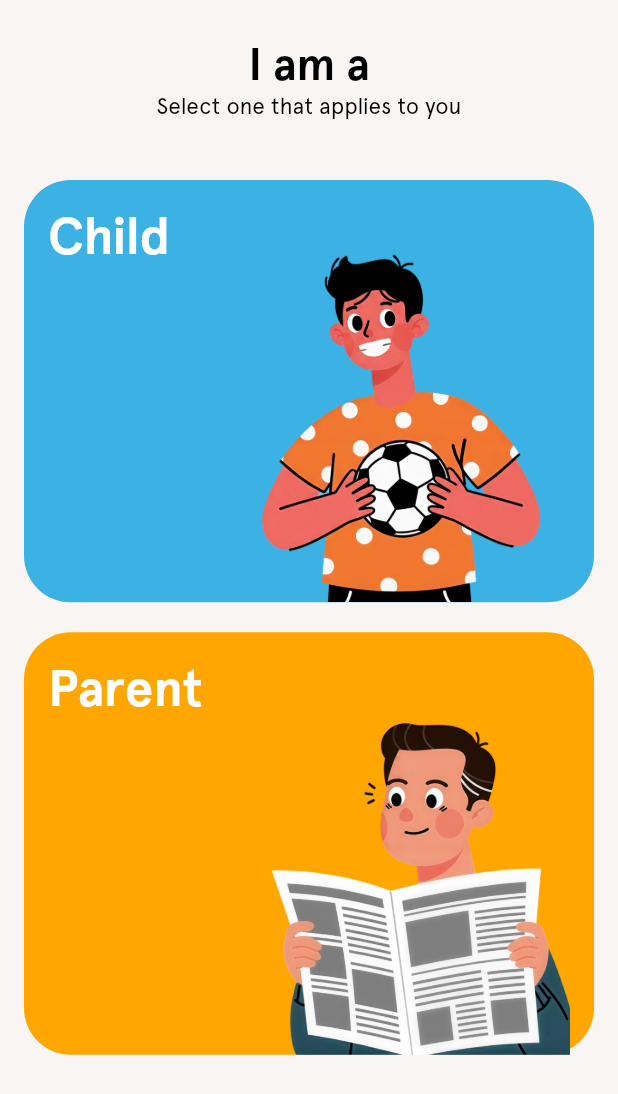
After one commit to Codes-of-NazmuL/practice, a Flutter app: the RoleSectionScreeen screen opened by its route, on a phone screen of 412 x 824 dp. The commit adds this screen. Shown: the top 1094 px of the screen. Run offline on Flutter 3.47's test engine with Material 3 defaults, Android fonts, the phone set to English and light mode, and no system bars; drawn by our look-alikes of auto_animated; our stand-ins replace cached_network_image, dio, flutter_screenutil, flutter_svg, get, get_it and 3 more; missing offline and left inert: dotlottie_loader; accounts and stored records are empty.

Commit message:
-UI practice

```diff
--- a/lib/constants/text_font_style.dart
+++ b/lib/constants/text_font_style.dart
@@ -18,10 +18,28 @@ class TextFontStyle {
     fontSize: 20.sp,
     fontWeight: FontWeight.w400,
   );
-    static final text16cFFFFFFw700ApercuPro = TextStyle(
+  static final text16cFFFFFFw700ApercuPro = TextStyle(
     fontFamily: "Apercu Pro",
     color: AppColors.secondaryColor,
     fontSize: 16.sp,
     fontWeight: FontWeight.w400,
   );
+  static final text36cFFFFFFw700ApercuPro = TextStyle(
+    fontFamily: "Apercu Pro",
+    color: AppColors.secondaryColor,
+    fontSize: 36.sp,
+    fontWeight: FontWeight.w700,
+  );
+  static final text32c000000w700ApercuPro = TextStyle(
+    fontFamily: "Apercu Pro",
+    color: AppColors.c000000,
+    fontSize: 32.sp,
+    fontWeight: FontWeight.w700,
+  );
+  static final text16c000000w400ApercuPro = TextStyle(
+    fontFamily: "Apercu Pro",
+    color: AppColors.c000000,
+    fontSize: 16.sp,
+    fontWeight: FontWeight.w400,
+  );
 }
--- /dev/null
+++ b/lib/features/role section/presentation/role_section_screeen.dart
@@ -0,0 +1,61 @@
+import 'package:flutter/material.dart';
+import 'package:flutter/widgets.dart';
+
+import 'package:template_flutter/constants/text_font_style.dart';
+import 'package:template_flutter/features/role%20section/widgets/role_card.dart';
+import 'package:template_flutter/gen/assets.gen.dart';
+import 'package:template_flutter/gen/colors.gen.dart';
+import 'package:template_flutter/helpers/all_routes.dart';
+import 'package:template_flutter/helpers/navigation_service.dart';
+import 'package:template_flutter/helpers/ui_helpers.dart';
+
+class RoleSectionScreeen extends StatelessWidget {
+  const RoleSectionScreeen({super.key});
+
+  @override
+  Widget build(BuildContext context) {
+    return Scaffold(
+      body: SafeArea(
+        child: Center(
+          child: Padding(
+            padding: const EdgeInsets.symmetric(horizontal: 16),
+            child: Column(
+              crossAxisAlignment: CrossAxisAlignment.center,
+              children: [
+                UIHelper.verticalSpace(24),
+                Text(
+                  "I am a",
+                  style: TextFontStyle.text32c000000w700ApercuPro,
+                ),
+                Text(
+                  "Select one that applies to you",
+                  style: TextFontStyle.text16c000000w400ApercuPro,
+                ),
+                UIHelper.verticalSpace(40),
+                RoleCard(
+                    onTap: () {
+                      NavigationService.navigateTo(Routes.kidsSignupScreen);
+                    },
+                    image: Assets.images.childImage,
+                    text: "Child",
+                    backgroundColor: AppColors.c3BB1E4),
+                UIHelper.verticalSpace(20),
+                // CustomShapeWidget(
+                //   height: 100,
+                //   width: 100,
+                //   strokeWidth: 5,
+                //   strokeColor: AppColors.allPrimaryColor,
+                // ),
+                RoleCard(
+                    onTap: () {},
+                    image: Assets.images.parentImage,
+                    text: "Parent",
+                    backgroundColor: AppColors.cFFA600)
+              ],
+            ),
+          ),
+        ),
+      ),
+    );
+  }
+}
--- a/lib/features/role section/widgets/role_card.dart
+++ b/lib/features/role section/widgets/role_card.dart
@@ -1,17 +1,58 @@
+import 'package:flutter/material.dart';
 import 'package:flutter/widgets.dart';
 import 'package:flutter_screenutil/flutter_screenutil.dart';
+import 'package:template_flutter/constants/text_font_style.dart';
+import 'package:template_flutter/gen/assets.gen.dart';
 
 class RoleCard extends StatelessWidget {
-  const RoleCard({super.key});
+  final VoidCallback onTap;
+  final AssetGenImage image;
+  final String text;
+  final Color backgroundColor;
+  const RoleCard(
+      {super.key,
+      required this.image,
+      required this.text,
+      required this.backgroundColor,
+      required this.onTap});
 
   @override
   Widget build(BuildContext context) {
-    return Container(
-      height: 370.h,
-      width: double.infinity,
-      decoration: BoxDecoration(
-        color: const Color(0xFFE0E0E0),
-        borderRadius: BorderRadius.circular(33.r),
+    return InkWell(
+      onTap: () {
+        onTap();
+      },
+      child: Container(
+        height: 299.h,
+        width: double.infinity,
+        decoration: BoxDecoration(
+          color: backgroundColor,
+          borderRadius: BorderRadius.circular(33.r),
+        ),
+        child: Padding(
+          padding:
+              const EdgeInsets.only(top: 16, bottom: 0, left: 16, right: 16),
+          child: Row(
+            crossAxisAlignment: CrossAxisAlignment.start,
+            mainAxisAlignment: MainAxisAlignment.spaceBetween,
+            children: [
+              Text(
+                text,
+                style: TextFontStyle.text36cFFFFFFw700ApercuPro,
+              ),
+              Column(
+                mainAxisAlignment: MainAxisAlignment.end,
+                children: [
+                  SizedBox(
+                    height: 270.h,
+                    width: 220.w,
+                    child: image.image(fit: BoxFit.fitHeight),
+                  ),
+                ],
+              )
+            ],
+          ),
+        ),
       ),
     );
   }
--- a/lib/gen/assets.gen.dart
+++ b/lib/gen/assets.gen.dart
@@ -12,12 +12,15 @@ import 'package:flutter/widgets.dart';
 class $AssetsIconsGen {
   const $AssetsIconsGen();
 
+  /// File path: assets/icons/arrow_back.svg
+  String get arrowBack => 'assets/icons/arrow_back.svg';
+
   /// File path: assets/icons/notification_icon.png
   AssetGenImage get notificationIcon =>
       const AssetGenImage('assets/icons/notification_icon.png');
 
   /// List of all assets
-  List<AssetGenImage> get values => [notificationIcon];
+  List<dynamic> get values => [arrowBack, notificationIcon];
 }
 
 class $AssetsImagesGen {
--- a/lib/helpers/all_routes.dart
+++ b/lib/helpers/all_routes.dart
@@ -2,7 +2,9 @@
 
 import 'package:flutter/cupertino.dart';
 import 'package:flutter/foundation.dart';
+import 'package:template_flutter/features/kids%20side/auth/presentation/kids_sign_up_screen.dart';
 import 'package:template_flutter/features/onboarding/presentation/onboarding_screen.dart';
+import 'package:template_flutter/features/role%20section/presentation/role_section_screeen.dart';
 
 final class Routes {
   static final Routes _routes = Routes._internal();
@@ -10,6 +12,9 @@ final class Routes {
   static Routes get instance => _routes;
   // Main App Routes
   static const String onboardingScreen = "/OnboardingScreen";
+  static const String roleSectionScreeen = "/roleSectionScreen";
+  static const String kidsSignupScreen = "/kidsSignupScreen";
+
 }
 
 final class RouteGenerator {
@@ -25,6 +30,18 @@ final class RouteGenerator {
             ? CupertinoPageRoute(builder: (context) => const OnboardingScreen())
             : _FadedTransitionRoute(
                 widget: const OnboardingScreen(), settings: settings);
+      case Routes.roleSectionScreeen:
+        return defaultTargetPlatform == TargetPlatform.iOS
+            ? CupertinoPageRoute(
+                builder: (context) => const RoleSectionScreeen())
+            : _FadedTransitionRoute(
+                widget: const RoleSectionScreeen(), settings: settings);
+      case Routes.kidsSignupScreen:
+        return defaultTargetPlatform == TargetPlatform.iOS
+            ? CupertinoPageRoute(
+                builder: (context) => const KidsSignUpScreen())
+            : _FadedTransitionRoute(
+                widget: const KidsSignUpScreen (), settings: settings);
       default:
         return null;
     }
--- a/lib/provider/button_shadow_provider.dart
+++ b/lib/provider/button_shadow_provider.dart
@@ -1,4 +1,4 @@
-import 'dart:async';
+
 
 import 'package:flutter/material.dart';
 
--- a/pubspec.yaml
+++ b/pubspec.yaml
@@ -30,6 +30,7 @@ dependencies:
   http: ^1.6.0
   cached_network_image: ^3.4.1
   provider: ^6.1.5+1
+  flutter_svg: ^2.2.3
 
 
 dev_dependencies:
```
Also changed, not shown: lib/common_widgets/common_arrowback.dart (added, +23 -0 lines), lib/common_widgets/custom_Shape_widget.dart (added, +102 -0 lines), lib/common_widgets/custom_button.dart (+4 -4 lines), lib/features/kids side/auth/presentation/kids_sign_up_screen.dart (added, +16 -0 lines), lib/features/onboarding/presentation/onboarding_screen.dart (+4 -4 lines), lib/features/role section/presentation/role_section.dart (deleted, +0 -13 lines), lib/test.dart (added, +109 -0 lines), assets/icons/arrow_back.svg (added), assets/images/child_image.png, lib/features/kids side/auth/presentation/signup_take_image_screen.dart (added), pubspec.lock.
